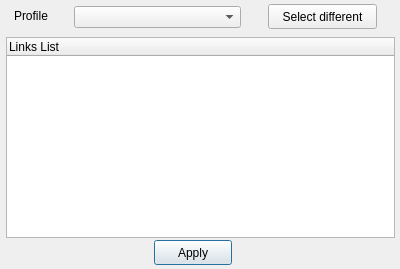
Qt form import.ui (pussbb/Link-Saver) before a commit.
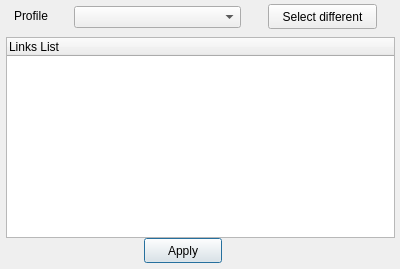
The same form after that commit. Icons and pictures are not drawn.

```diff
--- a/import.ui
+++ b/import.ui
@@ -136,8 +136,8 @@
   <widget class="QPushButton" name="pushButton_2">
    <property name="geometry">
     <rect>
-     <x>154</x>
-     <y>240</y>
+     <x>144</x>
+     <y>238</y>
      <width>78</width>
      <height>25</height>
     </rect>
```
Left out of the diff: 11 changed lines with no effect on the pictures.
